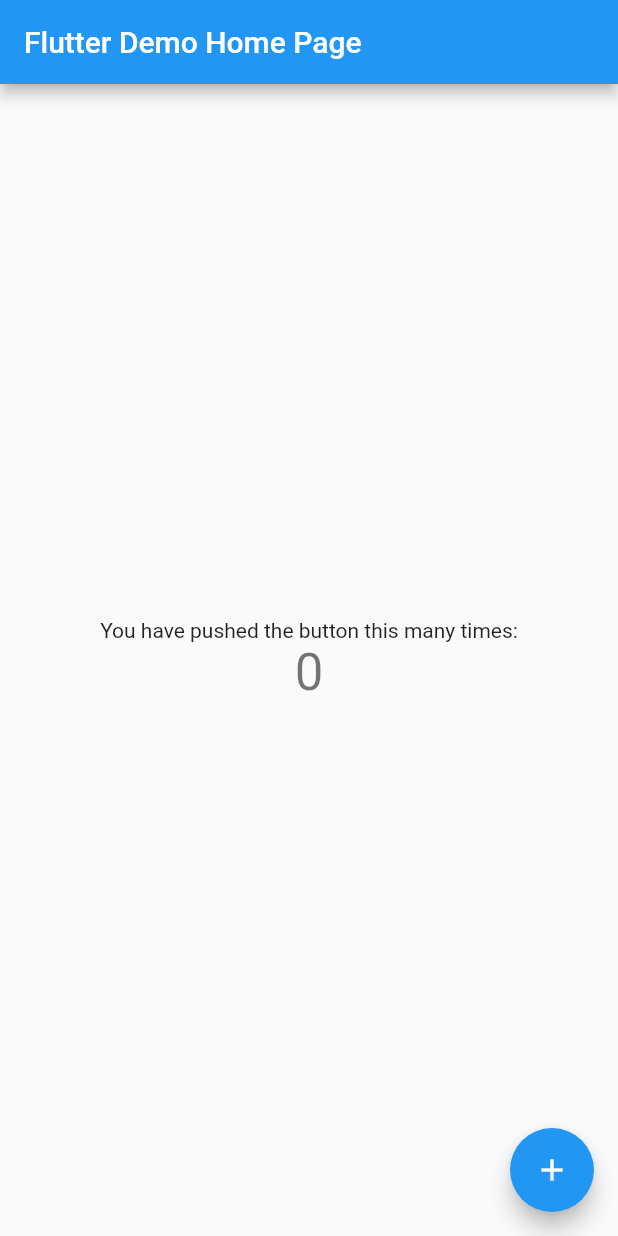
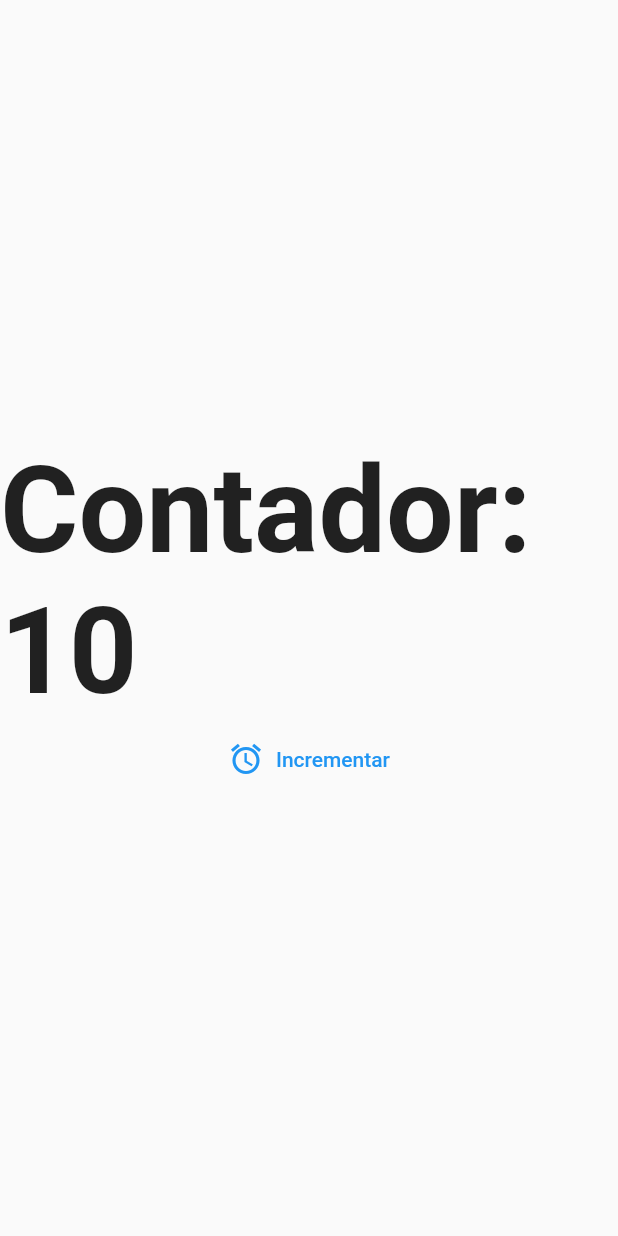
Before and after one commit to Jhonsebas77/udemy-flutter-web-basics, a Flutter app: the screen it shows after launch, on a phone screen of 412 x 824 dp. Run offline on Flutter 3.47's test engine with Material 2 defaults, Android fonts, the phone set to English and light mode, and no system bars.

Commit message:
Remade the basic counter web app

```diff
--- a/lib/main.dart
+++ b/lib/main.dart
@@ -1,113 +1,17 @@
 import 'package:flutter/material.dart';
+import 'package:flutter_web_basics/ui/pages/counter_page.dart';
 
-void main() {
-  runApp(MyApp());
-}
+void main() => runApp(MyApp());
 
 class MyApp extends StatelessWidget {
-  // This widget is the root of your application.
   @override
   Widget build(BuildContext context) {
     return MaterialApp(
-      title: 'Flutter Demo',
-      theme: ThemeData(
-        // This is the theme of your application.
-        //
-        // Try running your application with "flutter run". You'll see the
-        // application has a blue toolbar. Then, without quitting the app, try
-        // changing the primarySwatch below to Colors.green and then invoke
-        // "hot reload" (press "r" in the console where you ran "flutter run",
-        // or simply save your changes to "hot reload" in a Flutter IDE).
-        // Notice that the counter didn't reset back to zero; the application
-        // is not restarted.
-        primarySwatch: Colors.blue,
-      ),
-      home: MyHomePage(title: 'Flutter Demo Home Page'),
+      title: 'Rutas App',
+      initialRoute: '/statefull',
+      routes: {
+        '/statefull': (_) => CounterPage(),
+      },
     );
   }
 }
-
-class MyHomePage extends StatefulWidget {
-  MyHomePage({Key? key, required this.title}) : super(key: key);
-
-  // This widget is the home page of your application. It is stateful, meaning
-  // that it has a State object (defined below) that contains fields that affect
-  // how it looks.
-
-  // This class is the configuration for the state. It holds the values (in this
-  // case the title) provided by the parent (in this case the App widget) and
-  // used by the build method of the State. Fields in a Widget subclass are
-  // always marked "final".
-
-  final String title;
-
-  @override
-  _MyHomePageState createState() => _MyHomePageState();
-}
-
-class _MyHomePageState extends State<MyHomePage> {
-  int _counter = 0;
-
-  void _incrementCounter() {
-    setState(() {
-      // This call to setState tells the Flutter framework that something has
-      // changed in this State, which causes it to rerun the build method below
-      // so that the display can reflect the updated values. If we changed
-      // _counter without calling setState(), then the build method would not be
-      // called again, and so nothing would appear to happen.
-      _counter++;
-    });
-  }
-
-  @override
-  Widget build(BuildContext context) {
-    // This method is rerun every time setState is called, for instance as done
-    // by the _incrementCounter method above.
-    //
-    // The Flutter framework has been optimized to make rerunning build methods
-    // fast, so that you can just rebuild anything that needs updating rather
-    // than having to individually change instances of widgets.
-    return Scaffold(
-      appBar: AppBar(
-        // Here we take the value from the MyHomePage object that was created by
-        // the App.build method, and use it to set our appbar title.
-        title: Text(widget.title),
-      ),
-      body: Center(
-        // Center is a layout widget. It takes a single child and positions it
-        // in the middle of the parent.
-        child: Column(
-          // Column is also a layout widget. It takes a list of children and
-          // arranges them vertically. By default, it sizes itself to fit its
-          // children horizontally, and tries to be as tall as its parent.
-          //
-          // Invoke "debug painting" (press "p" in the console, choose the
-          // "Toggle Debug Paint" action from the Flutter Inspector in Android
-          // Studio, or the "Toggle Debug Paint" command in Visual Studio Code)
-          // to see the wireframe for each widget.
-          //
-          // Column has various properties to control how it sizes itself and
-          // how it positions its children. Here we use mainAxisAlignment to
-          // center the children vertically; the main axis here is the vertical
-          // axis because Columns are vertical (the cross axis would be
-          // horizontal).
-          mainAxisAlignment: MainAxisAlignment.center,
-          children: <Widget>[
-            Text(
-              'You have pushed the button this many times:',
-            ),
-            Text(
-              '$_counter',
-              style: Theme.of(context).textTheme.headline4,
-            ),
-          ],
-        ),
-      ),
-      floatingActionButton: FloatingActionButton(
-        onPressed: _incrementCounter,
-        tooltip: 'Increment',
-        child: Icon(Icons.add),
-      ), // This trailing comma makes auto-formatting nicer for build methods.
-    );
-  }
-}
--- /dev/null
+++ b/lib/ui/pages/counter_page.dart
@@ -0,0 +1,42 @@
+import 'package:flutter/material.dart';
+
+class CounterPage extends StatefulWidget {
+  const CounterPage({Key? key}) : super(key: key);
+
+  @override
+  _CounterPageState createState() => _CounterPageState();
+}
+
+class _CounterPageState extends State<CounterPage> {
+  int _counter = 10;
+  @override
+  Widget build(BuildContext context) {
+    return Scaffold(
+      body: Column(
+        mainAxisAlignment: MainAxisAlignment.center,
+        children: [
+          Text(
+            'Contador: $_counter',
+            style: TextStyle(
+              fontSize: 80,
+              fontWeight: FontWeight.bold,
+            ),
+          ),
+          TextButton.icon(
+            onPressed: () {
+              setState(() {
+                _counter++;
+              });
+            },
+            icon: Icon(
+              Icons.access_alarm,
+            ),
+            label: Text(
+              'Incrementar',
+            ),
+          )
+        ],
+      ),
+    );
+  }
+}
```
